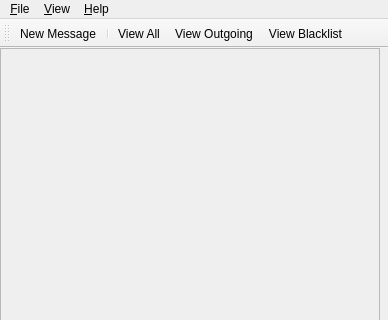
Qt form FluidNexus/ui/FluidNexusDesktop.ui (zeitkunst/FluidNexus) before a commit; both pictures show x 0 to 388 and y 0 to 320 of the 388 by 651 pixel window.
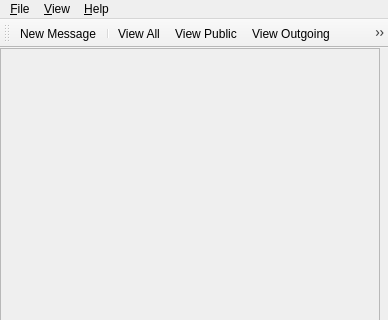
The same form after that commit. Icons and pictures are not drawn.

Commit message: -- updating toolbar with new view public action

Diff of the .ui file:
```diff
--- a/FluidNexus/ui/FluidNexusDesktop.ui
+++ b/FluidNexus/ui/FluidNexusDesktop.ui
@@ -116,6 +116,7 @@
    <addaction name="actionNewMessage"/>
    <addaction name="separator"/>
    <addaction name="actionViewAll"/>
+   <addaction name="actionViewPublic"/>
    <addaction name="actionViewOutgoing"/>
    <addaction name="actionViewBlacklist"/>
   </widget>
@@ -170,7 +171,7 @@
      <normaloff>:/icons/icons/32x32/menu_all.png</normaloff>:/icons/icons/32x32/menu_all.png</iconset>
    </property>
    <property name="text">
-    <string>View All</string>
+    <string>View &amp;All</string>
    </property>
    <property name="toolTip">
     <string>View all messages</string>
@@ -185,7 +186,7 @@
      <normaloff>:/icons/icons/32x32/menu_outgoing.png</normaloff>:/icons/icons/32x32/menu_outgoing.png</iconset>
    </property>
    <property name="text">
-    <string>View Outgoing</string>
+    <string>View &amp;Outgoing</string>
    </property>
    <property name="toolTip">
     <string>View outgoing messages</string>
@@ -200,12 +201,27 @@
      <normaloff>:/icons/icons/32x32/menu_blacklist.png</normaloff>:/icons/icons/32x32/menu_blacklist.png</iconset>
    </property>
    <property name="text">
-    <string>View Blacklist</string>
+    <string>View &amp;Blacklist</string>
    </property>
    <property name="toolTip">
     <string>View blacklisted messages</string>
    </property>
   </action>
+  <action name="actionViewPublic">
+   <property name="checkable">
+    <bool>true</bool>
+   </property>
+   <property name="icon">
+    <iconset resource="res/FluidNexus.qrc">
+     <normaloff>:/icons/icons/32x32/menu_public_other.png</normaloff>:/icons/icons/32x32/menu_public_other.png</iconset>
+   </property>
+   <property name="text">
+    <string>View &amp;Public</string>
+   </property>
+   <property name="toolTip">
+    <string>View Public Messages</string>
+   </property>
+  </action>
  </widget>
  <resources>
   <include location="res/FluidNexus.qrc"/>
```
Left out of the diff: 1 changed line with no effect on the pictures. The commit also changes 7 other files.
